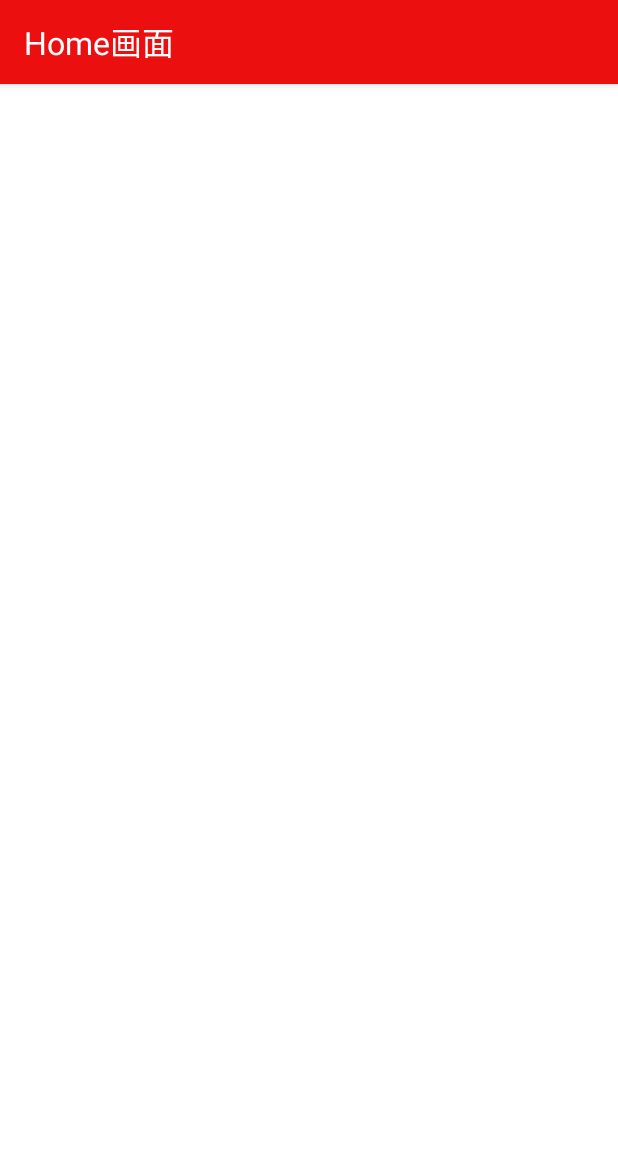
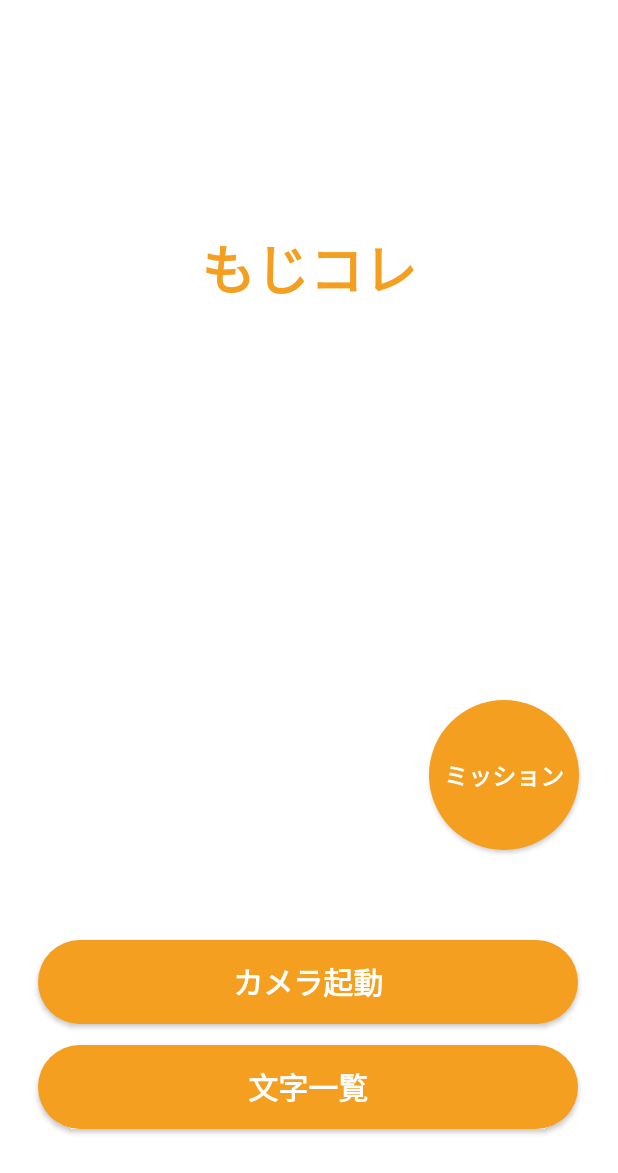
Before and after one commit to tsurumiii/mojikore-android-app, an Android app: the HomeFragment screen opened through its navigation route, on a phone screen of 412 x 824 dp. Shown: the top 1173 px of the screen. Run offline under Robolectric (Android 15) with nearby library versions, the phone set to English and light mode, and no system bars; our stand-ins replace data binding.

Commit message:
feat home

```diff
--- /dev/null
+++ b/app/src/main/res/drawable/rounded_button.xml
@@ -0,0 +1,5 @@
+<?xml version="1.0" encoding="utf-8"?>
+<shape xmlns:android="http://schemas.android.com/apk/res/android">
+    <corners  android:radius="1000dp"/>
+    <solid android:color="#F49F1F"></solid>
+</shape>
--- a/app/src/main/res/layout/home_fragment.xml
+++ b/app/src/main/res/layout/home_fragment.xml
@@ -1,7 +1,10 @@
 <?xml version="1.0" encoding="utf-8"?>
-<androidx.constraintlayout.widget.ConstraintLayout xmlns:android="http://schemas.android.com/apk/res/android"
+<layout xmlns:android="http://schemas.android.com/apk/res/android"
     xmlns:app="http://schemas.android.com/apk/res-auto"
     xmlns:tools="http://schemas.android.com/tools"
+    tools:context=".ui.home.HomeFragment">
+
+    <androidx.constraintlayout.widget.ConstraintLayout
         android:layout_width="match_parent"
         android:layout_height="match_parent"
         android:background="#FFFFFF">
@@ -12,24 +15,71 @@
             android:layout_height="wrap_content"
             app:layout_constraintEnd_toEndOf="parent"
             app:layout_constraintStart_toStartOf="parent"
-        app:layout_constraintTop_toTopOf="parent">
-
-        <include
-            android:id="@+id/main_toolbar"
-            layout="@layout/toolbar_home" />
-
-    </com.google.android.material.appbar.AppBarLayout>
+            app:layout_constraintTop_toTopOf="parent" />
 
         <TextView
             android:id="@+id/textView"
             android:layout_width="wrap_content"
             android:layout_height="wrap_content"
-        android:layout_marginTop="20dp"
-        android:text="Home画面"
-        android:textSize="32sp"
+            android:layout_marginTop="152dp"
+            android:text="もじコレ"
+            android:textAlignment="center"
+            android:textColor="#F49F1F"
+            android:textSize="36sp"
+            android:textStyle="bold"
+            android:visibility="visible"
             app:layout_constraintEnd_toEndOf="parent"
-        app:layout_constraintHorizontal_bias="0.498"
+            app:layout_constraintHorizontal_bias="0.501"
             app:layout_constraintStart_toStartOf="parent"
-        app:layout_constraintTop_toBottomOf="@+id/appBarLayout" />
+            app:layout_constraintTop_toBottomOf="@+id/appBarLayout"
+            tools:visibility="visible" />
+
+        <Button
+            android:id="@+id/moji_list_button"
+            android:layout_width="360sp"
+            android:layout_height="56sp"
+            android:background="@drawable/rounded_button"
+            android:text="文字一覧"
+            android:textSize="20sp"
+            android:textStyle="bold"
+            app:layout_constraintBottom_toBottomOf="parent"
+            app:layout_constraintEnd_toEndOf="parent"
+            app:layout_constraintHorizontal_bias="0.49"
+            app:layout_constraintStart_toStartOf="parent"
+            app:layout_constraintTop_toBottomOf="@+id/textView"
+            app:layout_constraintVertical_bias="0.873" />
+
+        <Button
+            android:id="@+id/launch_camera_button"
+            android:layout_width="360sp"
+            android:layout_height="56sp"
+            android:layout_marginBottom="11dp"
+            android:background="@drawable/rounded_button"
+            android:text="カメラ起動"
+            android:textSize="20sp"
+            android:textStyle="bold"
+            app:layout_constraintBottom_toTopOf="@+id/moji_list_button"
+            app:layout_constraintEnd_toEndOf="parent"
+            app:layout_constraintHorizontal_bias="0.49"
+            app:layout_constraintStart_toStartOf="parent"
+            app:layout_constraintTop_toBottomOf="@+id/textView"
+            app:layout_constraintVertical_bias="0.994" />
+
+        <Button
+            android:id="@+id/mission_button"
+            android:layout_width="100dp"
+            android:layout_height="100dp"
+            android:layout_marginBottom="50dp"
+            android:background="@drawable/rounded_button"
+            android:text="ミッション"
+            android:textSize="16sp"
+            android:textStyle="bold"
+            app:layout_constraintBottom_toTopOf="@+id/launch_camera_button"
+            app:layout_constraintEnd_toEndOf="parent"
+            app:layout_constraintHorizontal_bias="0.916"
+            app:layout_constraintStart_toStartOf="parent"
+            app:layout_constraintTop_toBottomOf="@+id/textView"
+            app:layout_constraintVertical_bias="0.964" />
 
     </androidx.constraintlayout.widget.ConstraintLayout>
+</layout>
--- a/app/src/main/res/navigation/nav_graph.xml
+++ b/app/src/main/res/navigation/nav_graph.xml
@@ -23,6 +23,9 @@
         android:name="com.volare.mojikore.ui.home.HomeFragment"
         android:label="sample"
         tools:layout="@layout/home_fragment">
+        <action
+            android:id="@+id/action_homeFragment_to_mojiListFragment"
+            app:destination="@id/mojiListFragment" />
     </fragment>
     <fragment
         android:id="@+id/mojiDetailFragment"
@@ -30,5 +33,9 @@
         android:label="MojiDetailFragment"
         tools:layout="@layout/moji_detail_fragment"
         />
+    <fragment
+        android:id="@+id/mojiListFragment"
+        android:name="com.volare.mojikore.ui.mojiList.MojiListFragment"
+        android:label="MojiListFragment" />
 
 </navigation>
```
Also changed, not shown: app/src/main/AndroidManifest.xml (+9 -0 lines), app/src/main/java/com/volare/mojikore/ui/home/HomeFragment.kt (+61 -2 lines), app/src/main/java/com/volare/mojikore/ui/mojiList/MojiListFragment.kt (added, +16 -0 lines), app/src/main/res/layout/moji_list_fragment.xml (added, +35 -0 lines), app/src/main/res/layout/toolbar_moji_list.xml (added, +31 -0 lines). Lines whose indentation alone changed are shown as unchanged.
